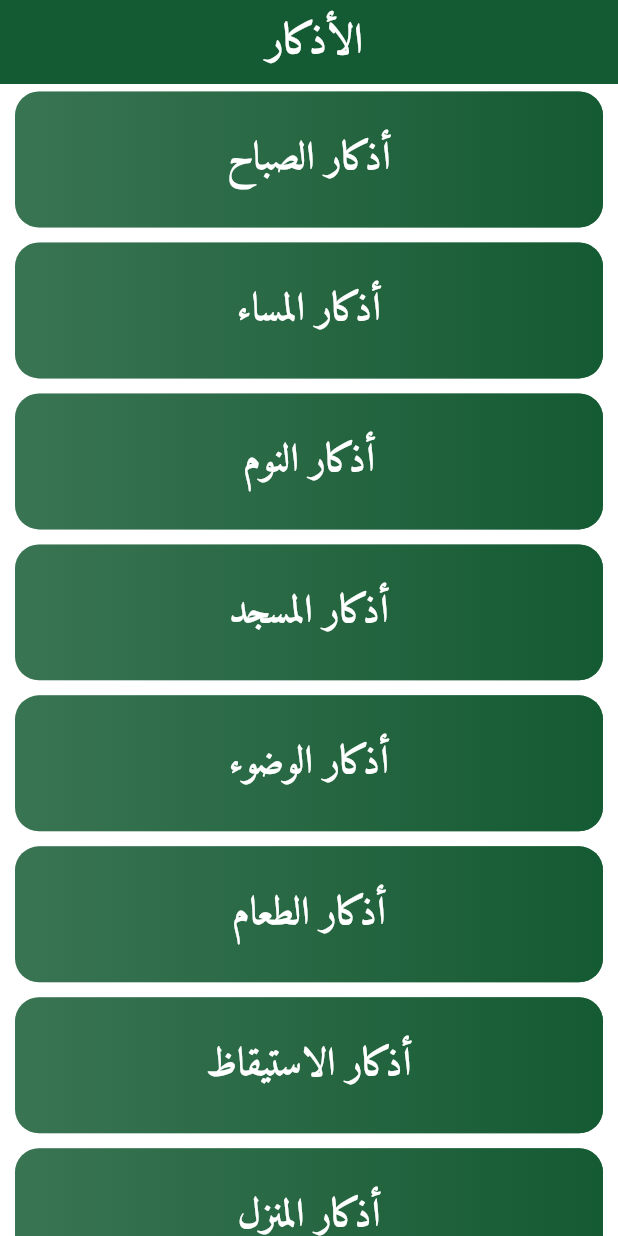
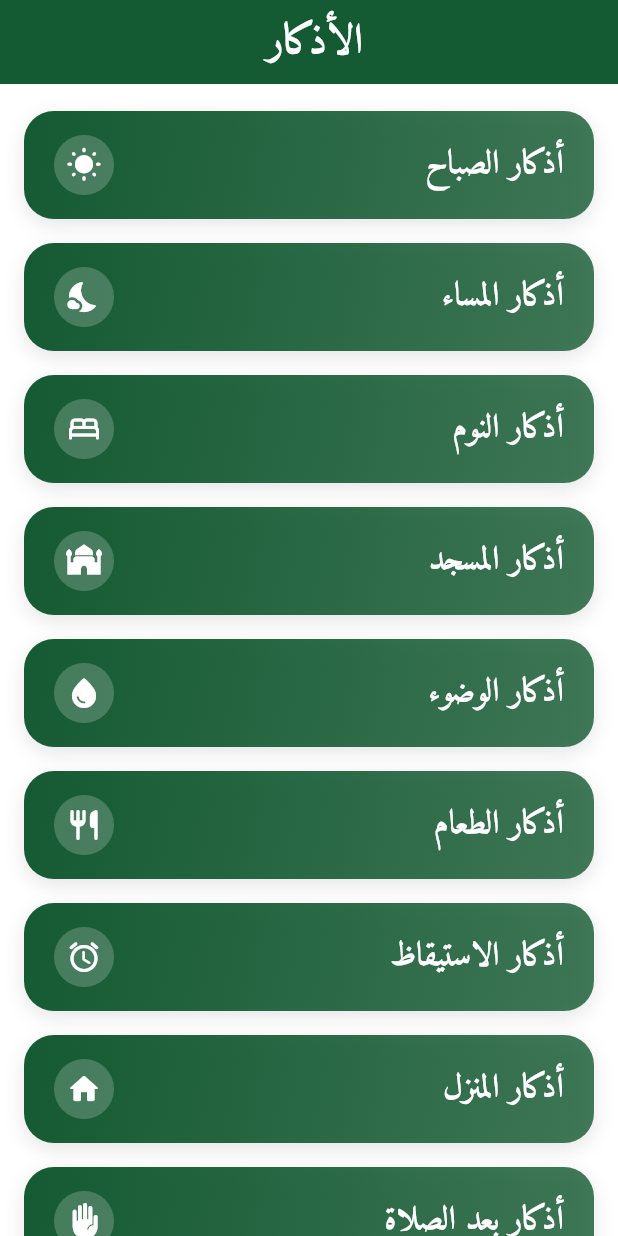
Before and after one commit to hassannwesh/al_rafiq_app, a Flutter app: the AzkarView screen opened by its route, on a phone screen of 412 x 824 dp. Run offline on Flutter 3.47's test engine with Material 3 defaults, Android fonts, the phone set to English and light mode, and no system bars; our stand-ins replace adhan, equatable, flutter_animate, flutter_bloc, geolocator, go_router and 1 more; accounts and stored records are empty.

Commit message:
feat: Add `ZkarItem` widget and custom list views for azkar and sections.

```diff
--- a/lib/feature/home/presentation/views/Sections/views/widgets/custom_list_view_azkar.dart
+++ b/lib/feature/home/presentation/views/Sections/views/widgets/custom_list_view_azkar.dart
@@ -4,36 +4,69 @@ import 'package:go_router/go_router.dart';
 
 class CustomListViewAzkar extends StatelessWidget {
   CustomListViewAzkar({super.key});
-  final List<Map<String, String>> azkarList = [
-    {"text": "أذكار الصباح", "route": "/azkardetails"},
-    {"text": "أذكار المساء", "route": "/eveningAzkar"},
-    {"text": "أذكار النوم", "route": "/sleepAzkar"},
-    {"text": "أذكار المسجد", "route": "/mosqueAzkar"},
-    {"text": "أذكار الوضوء", "route": "/wuduAzkar"},
-    {"text": "أذكار الطعام", "route": "/foodAzkar"},
-    {"text": "أذكار الاستيقاظ", "route": "/wakeupAzkar"},
-    {"text": "أذكار المنزل", "route": "/homeAzkar"},
-    {"text": "أذكار بعد الصلاة", "route": "/afterPrayerAzkar"},
-    {"text": "أذكار الأذان", "route": "/adhanAzkar"},
-    {"text": "أذكار الحج والعمرة", "route": "/hajjUmrahAzkar"},
+  final List<Map<String, dynamic>> azkarList = [
+    {
+      "text": "أذكار الصباح",
+      "route": "/azkardetails",
+      "icon": Icons.wb_sunny_rounded,
+    },
+    {
+      "text": "أذكار المساء",
+      "route": "/eveningAzkar",
+      "icon": Icons.nights_stay_rounded,
+    },
+    {"text": "أذكار النوم", "route": "/sleepAzkar", "icon": Icons.bed_rounded},
+    {
+      "text": "أذكار المسجد",
+      "route": "/mosqueAzkar",
+      "icon": Icons.mosque_rounded,
+    },
+    {
+      "text": "أذكار الوضوء",
+      "route": "/wuduAzkar",
+      "icon": Icons.water_drop_rounded,
+    },
+    {
+      "text": "أذكار الطعام",
+      "route": "/foodAzkar",
+      "icon": Icons.restaurant_rounded,
+    },
+    {
+      "text": "أذكار الاستيقاظ",
+      "route": "/wakeupAzkar",
+      "icon": Icons.alarm_rounded,
+    },
+    {"text": "أذكار المنزل", "route": "/homeAzkar", "icon": Icons.home_rounded},
+    {
+      "text": "أذكار بعد الصلاة",
+      "route": "/afterPrayerAzkar",
+      "icon": Icons.front_hand_rounded,
+    },
+    {
+      "text": "أذكار الأذان",
+      "route": "/adhanAzkar",
+      "icon": Icons.volume_up_rounded,
+    },
+    {
+      "text": "أذكار الحج والعمرة",
+      "route": "/hajjUmrahAzkar",
+      "icon": Icons.airplanemode_active_rounded,
+    },
   ];
 
   @override
   Widget build(BuildContext context) {
     return ListView.builder(
+      padding: const EdgeInsets.symmetric(horizontal: 16, vertical: 10),
       itemCount: azkarList.length,
       itemBuilder: (context, index) {
         final azkar = azkarList[index];
-        return Padding(
-          padding: EdgeInsets.symmetric(horizontal: 10, vertical: 5),
-          child: SizedBox(
-            child: ZkarItem(
-              text: azkar["text"]!,
-              onTap: () {
-                GoRouter.of(context).push(azkar["route"]!);
-              },
-            ),
-          ),
+        return ZkarItem(
+          text: azkar["text"] as String,
+          icon: azkar["icon"] as IconData,
+          onTap: () {
+            GoRouter.of(context).push(azkar["route"] as String);
+          },
         );
       },
     );
--- a/lib/feature/home/presentation/views/Sections/views/widgets/zkar_item.dart
+++ b/lib/feature/home/presentation/views/Sections/views/widgets/zkar_item.dart
@@ -1,44 +1,74 @@
-import 'package:al_rafiq/core/utils/helper/class_size.dart';
 import 'package:flutter/material.dart';
 
 class ZkarItem extends StatelessWidget {
-  const ZkarItem({super.key, required this.text, required this.onTap});
+  const ZkarItem({
+    super.key,
+    required this.text,
+    required this.onTap,
+    this.icon,
+  });
 
   final String text;
+  final IconData? icon;
   final void Function() onTap;
+
   @override
   Widget build(BuildContext context) {
     return Container(
-      height: ScreenSize.height(context) * .11,
+      margin: const EdgeInsets.symmetric(vertical: 8),
       decoration: BoxDecoration(
-        color: Theme.of(context).primaryColor.withOpacity(0.8),
-        borderRadius: BorderRadius.circular(16),
+        borderRadius: BorderRadius.circular(20),
+        boxShadow: [
+          BoxShadow(
+            color: Colors.black.withOpacity(0.1),
+            blurRadius: 10,
+            offset: const Offset(0, 4),
           ),
+        ],
+      ),
+      child: Material(
+        color: Colors.transparent,
         child: InkWell(
           onTap: onTap,
-        borderRadius: BorderRadius.circular(16),
+          borderRadius: BorderRadius.circular(20),
           child: Container(
-          height: ScreenSize.height(context) * .13,
+            padding: const EdgeInsets.symmetric(horizontal: 20, vertical: 16),
             decoration: BoxDecoration(
-            borderRadius: BorderRadius.circular(16),
+              borderRadius: BorderRadius.circular(20),
               gradient: LinearGradient(
-              begin: Alignment.centerRight,
-              end: Alignment.centerLeft,
+                begin: Alignment.topLeft,
+                end: Alignment.bottomRight,
                 colors: [
-                Theme.of(context).primaryColor.withOpacity(1),
-                Theme.of(context).primaryColor.withOpacity(0.2),
+                  Theme.of(context).primaryColor,
+                  Theme.of(context).primaryColor.withOpacity(0.8),
                 ],
               ),
             ),
-          child: Center(
-            child: Text(
+            child: Row(
+              mainAxisAlignment: MainAxisAlignment.spaceBetween,
+              children: [
+                // Text
+                Text(
                   text,
-              textAlign: TextAlign.center,
-              style: Theme.of(context).textTheme.bodyLarge?.copyWith(
-                fontSize: 26,
-                color: Colors.white, // النص يبان بوضوح
+                  style: Theme.of(context).textTheme.titleLarge?.copyWith(
+                    color: Colors.white,
                     fontWeight: FontWeight.bold,
+                    fontFamily:
+                        'Amiri', // Assuming Amiri is available as per pubspec
+                    fontSize: 22,
                   ),
+                ),
+                // Icon
+                if (icon != null)
+                  Container(
+                    padding: const EdgeInsets.all(8),
+                    decoration: BoxDecoration(
+                      color: Colors.white.withOpacity(0.2),
+                      shape: BoxShape.circle,
+                    ),
+                    child: Icon(icon, color: Colors.white, size: 24),
+                  ),
+              ],
             ),
           ),
         ),
--- a/lib/feature/home/presentation/views/widgets/custom_list_view_sections.dart
+++ b/lib/feature/home/presentation/views/widgets/custom_list_view_sections.dart
@@ -6,7 +6,6 @@ class CustomListViewSections extends StatelessWidget {
   CustomListViewSections({super.key});
   final List<Map<String, String>> sections = [
     {"text": "الأذكار", "route": "/azkarview"},
-    {"text": "الأذكار الخاصة", "route": "/userAzkarView"},
     {"text": "القرآن الكريم", "route": "/quranview"},
     {"text": "أسماء الله الحسنى", "route": "/namesview"},
     {"text": "سيرة النبي ﷺ", "route": "/prophetView"},
@@ -14,7 +13,7 @@ class CustomListViewSections extends StatelessWidget {
     {"text": "سير الصحابة", "route": "/sahabaView"},
     {"text": "سير الصحابيات", "route": "/sahabiyatView"},
     {"text": "قصص الأنبياء", "route": "/anbiaView"},
-    {"text": "الأدعية", "route": "/duaview"},
+
   ];
 
   @override
```
Lines whose indentation alone changed are shown as unchanged.
